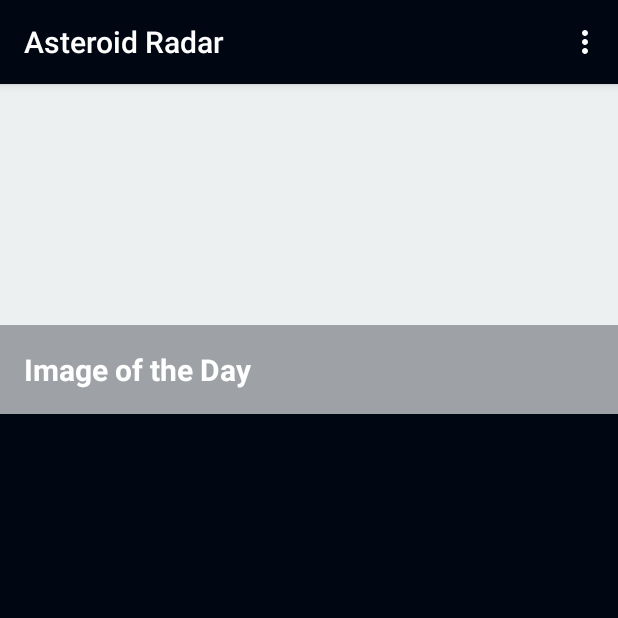
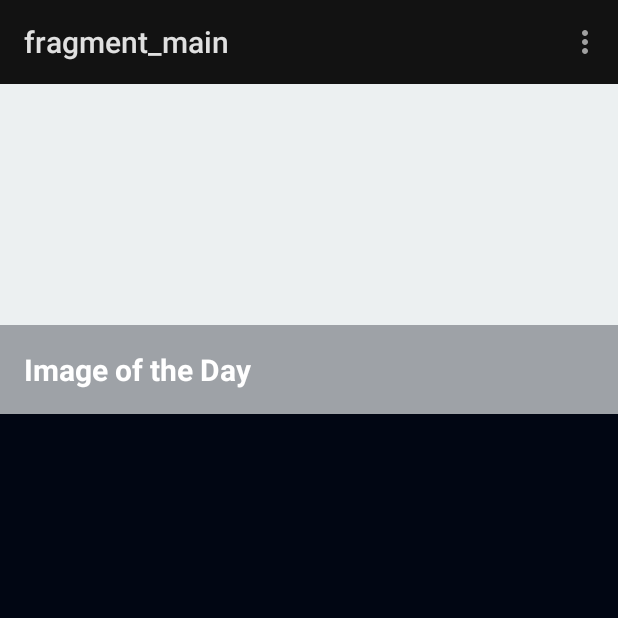
Before and after one commit to Abdallah-Abdelazim/nd940-asteroid-radar-app-android, an Android app: the screen it shows after launch (MainActivity), on a phone screen of 412 x 824 dp, the top half of it. Run offline under Robolectric (Android 15) with nearby library versions, the phone set to English and light mode, and no system bars; our stand-ins replace data binding, navigation-ui.

Commit message:
Configure `MainActivity`

```diff
--- a/app/src/main/AndroidManifest.xml
+++ b/app/src/main/AndroidManifest.xml
@@ -10,7 +10,7 @@
         android:label="@string/app_name"
         android:roundIcon="@mipmap/ic_launcher_round"
         android:supportsRtl="true"
-        android:theme="@style/AppTheme">
+        android:theme="@style/Theme.AsteroidsRadar">
         <activity
             android:name=".MainActivity"
             android:exported="true">
--- a/app/src/main/java/com/abdallah_abdelazim/asteroidradar/MainActivity.kt
+++ b/app/src/main/java/com/abdallah_abdelazim/asteroidradar/MainActivity.kt
@@ -2,11 +2,34 @@ package com.abdallah_abdelazim.asteroidradar
 
 import android.os.Bundle
 import androidx.appcompat.app.AppCompatActivity
+import androidx.navigation.findNavController
+import androidx.navigation.fragment.NavHostFragment
+import androidx.navigation.ui.AppBarConfiguration
+import androidx.navigation.ui.navigateUp
+import androidx.navigation.ui.setupActionBarWithNavController
+import com.abdallah_abdelazim.asteroidradar.databinding.ActivityMainBinding
 
 class MainActivity : AppCompatActivity() {
 
+    private lateinit var appBarConfiguration: AppBarConfiguration
+    private lateinit var binding: ActivityMainBinding
+
     override fun onCreate(savedInstanceState: Bundle?) {
         super.onCreate(savedInstanceState)
-        setContentView(R.layout.activity_main)
+
+        binding = ActivityMainBinding.inflate(layoutInflater, null, false)
+        setContentView(binding.root)
+
+        val navHostFragment = supportFragmentManager
+            .findFragmentById(R.id.nav_host_fragment) as NavHostFragment
+        val navController = navHostFragment.navController
+        appBarConfiguration = AppBarConfiguration(navController.graph)
+        setupActionBarWithNavController(navController, appBarConfiguration)
+    }
+
+    override fun onSupportNavigateUp(): Boolean {
+        val navController = findNavController(R.id.nav_host_fragment)
+        return navController.navigateUp(appBarConfiguration)
+                || super.onSupportNavigateUp()
     }
 }
--- a/app/src/main/java/com/abdallah_abdelazim/asteroidradar/ui/main/MainFragment.kt
+++ b/app/src/main/java/com/abdallah_abdelazim/asteroidradar/ui/main/MainFragment.kt
@@ -16,7 +16,7 @@ class MainFragment : Fragment() {
     override fun onCreateView(
         inflater: LayoutInflater, container: ViewGroup?,
         savedInstanceState: Bundle?
-    ): View? {
+    ): View {
         val binding = FragmentMainBinding.inflate(inflater)
         binding.lifecycleOwner = this
 
--- a/app/src/main/res/layout/activity_main.xml
+++ b/app/src/main/res/layout/activity_main.xml
@@ -1,10 +1,9 @@
-<?xml version="1.0" encoding="utf-8"?>
-<fragment xmlns:android="http://schemas.android.com/apk/res/android"
+<?xml version="1.0" encoding="utf-8"?><!--<fragment -->
+<androidx.fragment.app.FragmentContainerView xmlns:android="http://schemas.android.com/apk/res/android"
     xmlns:app="http://schemas.android.com/apk/res-auto"
     android:id="@+id/nav_host_fragment"
     android:name="androidx.navigation.fragment.NavHostFragment"
     android:layout_width="match_parent"
     android:layout_height="match_parent"
-    android:background="@color/app_background"
     app:defaultNavHost="true"
     app:navGraph="@navigation/main_nav_graph" />
--- a/app/src/main/res/values/colors.xml
+++ b/app/src/main/res/values/colors.xml
@@ -1,10 +1,14 @@
 <?xml version="1.0" encoding="utf-8"?>
 <resources>
-    <color name="colorPrimary">#010613</color>
-    <color name="colorPrimaryDark">#010613</color>
-    <color name="colorAccent">#FF8282</color>
+
+    <color name="primary_color">#010613</color>
+    <color name="primary_variant_color">#000000</color>
+    <color name="secondary_color">#ff8282</color>
+    <color name="secondary_variant_color">#c85255</color>
+
+    <color name="black">#000000</color>
+    <color name="white">#ffffff</color>
     <color name="app_background">#010613</color>
-    <color name="default_text_color">#FFFFFF</color>
     <color name="text_grey">#D2D2D2</color>
     <color name="potentially_hazardous">#FF8282</color>
 </resources>
--- a/app/src/main/res/values/styles.xml
+++ b/app/src/main/res/values/styles.xml
@@ -1,11 +1,3 @@
 <resources>
 
-    <!-- Base application theme. -->
-    <style name="AppTheme" parent="Theme.AppCompat.Light.DarkActionBar">
-        <!-- Customize your theme here. -->
-        <item name="colorPrimary">@color/colorPrimary</item>
-        <item name="colorPrimaryDark">@color/colorPrimaryDark</item>
-        <item name="colorAccent">@color/colorAccent</item>
-    </style>
-
 </resources>
--- /dev/null
+++ b/app/src/main/res/values/themes.xml
@@ -0,0 +1,27 @@
+<?xml version="1.0" encoding="utf-8"?>
+<resources>
+
+    <!-- Base application theme. -->
+    <style name="Theme.AsteroidsRadar" parent="Theme.MaterialComponents">
+        <!-- Primary brand color. -->
+        <item name="colorPrimary">@color/primary_color</item>
+        <item name="colorPrimaryVariant">@color/primary_variant_color</item>
+        <item name="colorOnPrimary">@color/white</item>
+        <!-- Secondary brand color. -->
+        <item name="colorSecondary">@color/secondary_color</item>
+        <item name="colorSecondaryVariant">@color/secondary_variant_color</item>
+        <item name="colorOnSecondary">@color/black</item>
+        <!-- Status bar color. -->
+        <item name="android:statusBarColor">?attr/colorPrimaryVariant</item>
+    </style>
+
+    <style name="Theme.AsteroidsRadar.NoActionBar">
+        <item name="windowActionBar">false</item>
+        <item name="windowNoTitle">true</item>
+    </style>
+
+    <style name="Theme.AsteroidsRadar.AppBarOverlay" parent="ThemeOverlay.AppCompat.Dark.ActionBar" />
+
+    <style name="Theme.AsteroidsRadar.PopupOverlay" parent="ThemeOverlay.AppCompat.Light" />
+
+</resources>
```
Also changed, not shown: app/src/main/res/layout/fragment_detail.xml (+10 -15 lines).
